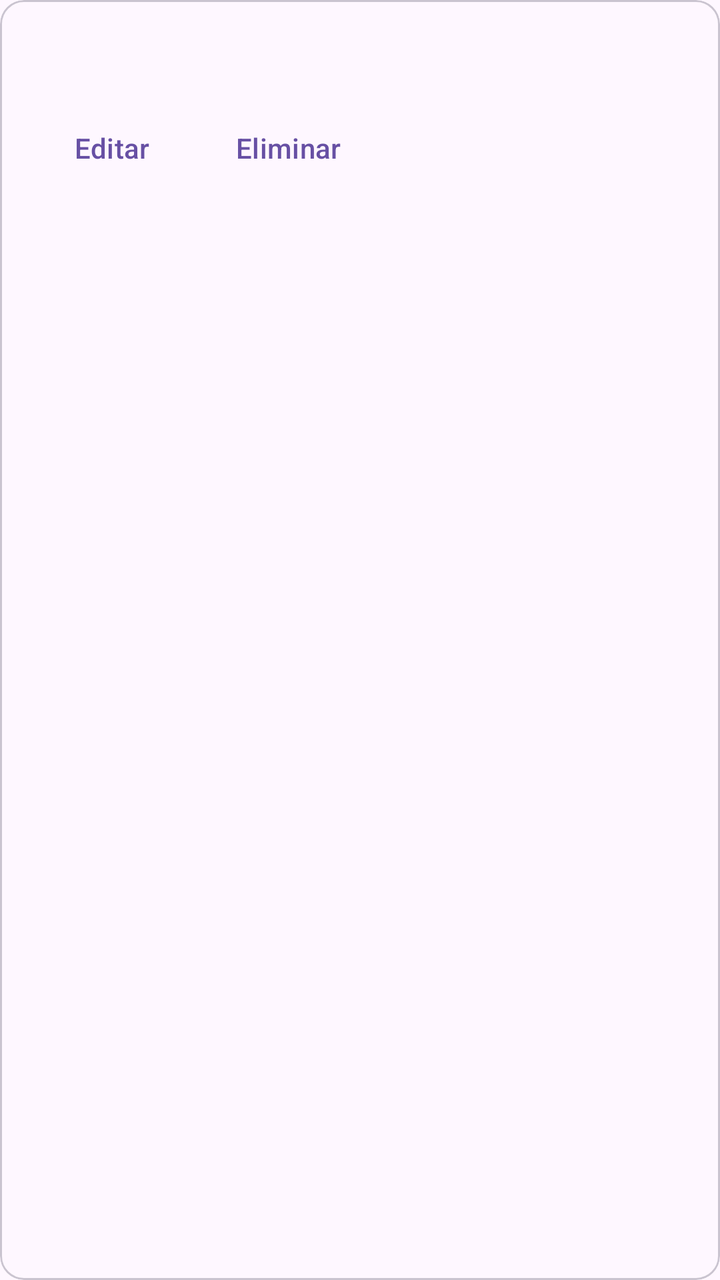
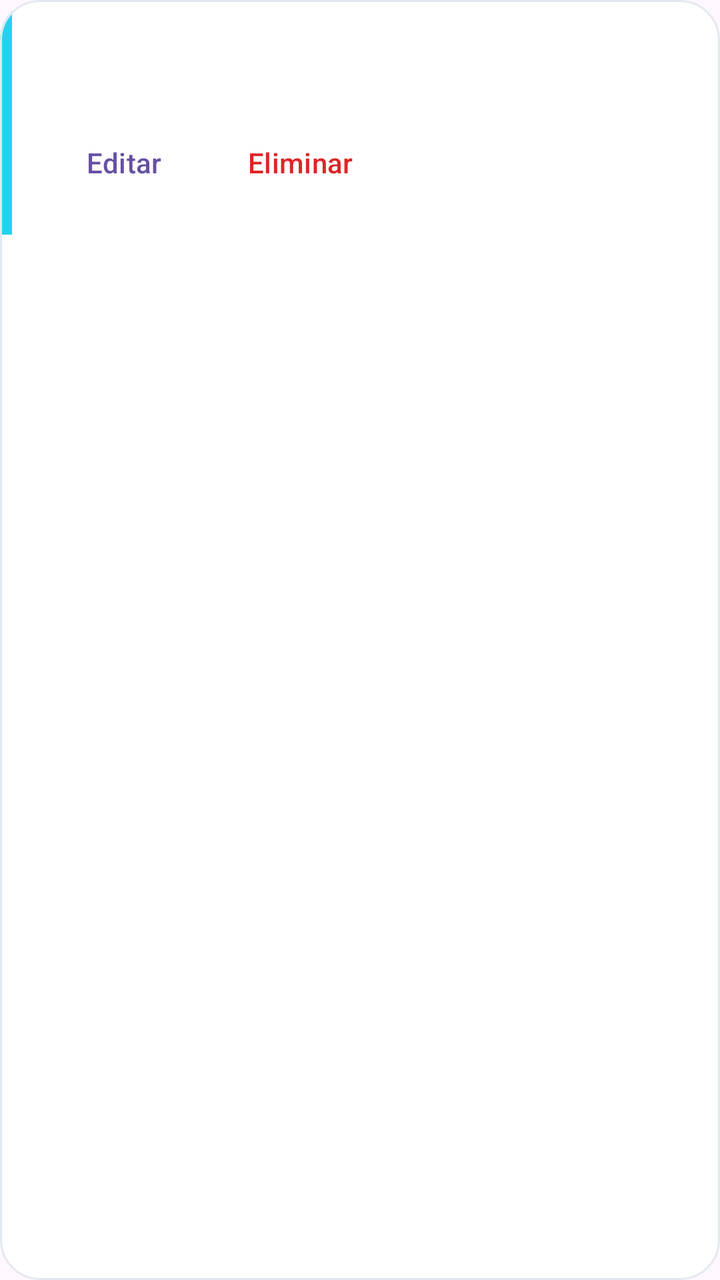

An Android layout rendered at two revisions. The XML below is the earlier revision; the diff shows what the commit changed to produce the second picture.
<!-- AndroidManifest.xml: application theme Theme.StockManager -->
<!-- res/layout/item_movimiento.xml -->
<?xml version="1.0" encoding="utf-8"?>
<com.google.android.material.card.MaterialCardView
    xmlns:android="http://schemas.android.com/apk/res/android"
    android:layout_width="match_parent"
    android:layout_height="wrap_content"
    android:layout_marginTop="8dp">

    <LinearLayout
        android:layout_width="match_parent"
        android:layout_height="wrap_content"
        android:orientation="vertical"
        android:padding="12dp">

        <TextView
            android:id="@+id/tvTitulo"
            android:layout_width="wrap_content"
            android:layout_height="wrap_content"
            android:textStyle="bold" />

        <TextView
            android:id="@+id/tvDetalle"
            android:layout_width="wrap_content"
            android:layout_height="wrap_content" />

        <LinearLayout
            android:layout_width="wrap_content"
            android:layout_height="wrap_content"
            android:orientation="horizontal">

            <Button
                android:id="@+id/btnEditar"
                style="@style/Widget.Material3.Button.TextButton"
                android:layout_width="wrap_content"
                android:layout_height="wrap_content"
                android:text="Editar" />

            <Button
                android:id="@+id/btnEliminar"
                style="@style/Widget.Material3.Button.TextButton"
                android:layout_width="wrap_content"
                android:layout_height="wrap_content"
                android:text="Eliminar" />
        </LinearLayout>
    </LinearLayout>
</com.google.android.material.card.MaterialCardView>
<!-- resources referenced by this layout -->
<resources>
  <style name="Theme.StockManager" parent="Base.Theme.StockManager" />
  <style name="Base.Theme.StockManager" parent="Theme.Material3.DayNight.NoActionBar">
          
          
      </style>
</resources>

<!-- the commit's change to res/layout/item_movimiento.xml (unified diff, before → after) -->
@@ -1,45 +1,72 @@
 <?xml version="1.0" encoding="utf-8"?>
 <com.google.android.material.card.MaterialCardView
     xmlns:android="http://schemas.android.com/apk/res/android"
+    xmlns:app="http://schemas.android.com/apk/res-auto"
     android:layout_width="match_parent"
     android:layout_height="wrap_content"
-    android:layout_marginTop="8dp">
+    android:layout_marginTop="8dp"
+    app:cardBackgroundColor="@color/sm_superficie"
+    app:cardCornerRadius="20dp"
+    app:cardElevation="0dp"
+    app:strokeColor="@color/sm_borde"
+    app:strokeWidth="1dp">
 
     <LinearLayout
         android:layout_width="match_parent"
         android:layout_height="wrap_content"
-        android:orientation="vertical"
-        android:padding="12dp">
+        android:orientation="horizontal">
 
-        <TextView
-            android:id="@+id/tvTitulo"
-            android:layout_width="wrap_content"
-            android:layout_height="wrap_content"
-            android:textStyle="bold" />
-
-        <TextView
-            android:id="@+id/tvDetalle"
-            android:layout_width="wrap_content"
-            android:layout_height="wrap_content" />
+        
+        <View
+            android:layout_width="6dp"
+            android:layout_height="match_parent"
+            android:background="@color/sm_cian" />
 
         <LinearLayout
-            android:layout_width="wrap_content"
+            android:layout_width="match_parent"
             android:layout_height="wrap_content"
-            android:orientation="horizontal">
+            android:orientation="vertical"
+            android:padding="12dp">
 
-            <Button
-                android:id="@+id/btnEditar"
-                style="@style/Widget.Material3.Button.TextButton"
+            <TextView
+                android:id="@+id/tvTitulo"
                 android:layout_width="wrap_content"
                 android:layout_height="wrap_content"
-                android:text="Editar" />
+                android:textColor="@color/sm_header"
+                android:textSize="15sp"
+                android:textStyle="bold" />
 
-            <Button
-                android:id="@+id/btnEliminar"
-                style="@style/Widget.Material3.Button.TextButton"
+            <TextView
+                android:id="@+id/tvDetalle"
                 android:layout_width="wrap_content"
                 android:layout_height="wrap_content"
-                android:text="Eliminar" />
+                android:layout_marginTop="2dp"
+                android:lineSpacingExtra="2dp"
+                android:textColor="@color/sm_gris" />
+
+            <LinearLayout
+                android:layout_width="wrap_content"
+                android:layout_height="wrap_content"
+                android:layout_marginTop="4dp"
+                android:orientation="horizontal">
+
+                <com.google.android.material.button.MaterialButton
+                    android:id="@+id/btnEditar"
+                    style="@style/Widget.Material3.Button.TextButton"
+                    android:layout_width="wrap_content"
+                    android:layout_height="wrap_content"
+                    android:text="Editar"
+                    android:textAllCaps="false" />
+
+                <com.google.android.material.button.MaterialButton
+                    android:id="@+id/btnEliminar"
+                    style="@style/Widget.Material3.Button.TextButton"
+                    android:layout_width="wrap_content"
+                    android:layout_height="wrap_content"
+                    android:text="Eliminar"
+                    android:textAllCaps="false"
+                    android:textColor="#DC2626" />
+            </LinearLayout>
         </LinearLayout>
     </LinearLayout>
 </com.google.android.material.card.MaterialCardView>
<!-- resource entries referenced after the edit -->
@@ -1,5 +1,10 @@
 <!-- resources referenced by this layout -->
 <resources>
+  <color name="sm_borde">#E2E8F0</color>
+  <color name="sm_cian">#22D3EE</color>
+  <color name="sm_gris">#64748B</color>
+  <color name="sm_header">#0F172A</color>
+  <color name="sm_superficie">#FFFFFF</color>
   <style name="Theme.StockManager" parent="Base.Theme.StockManager" />
   <style name="Base.Theme.StockManager" parent="Theme.Material3.DayNight.NoActionBar">
           
